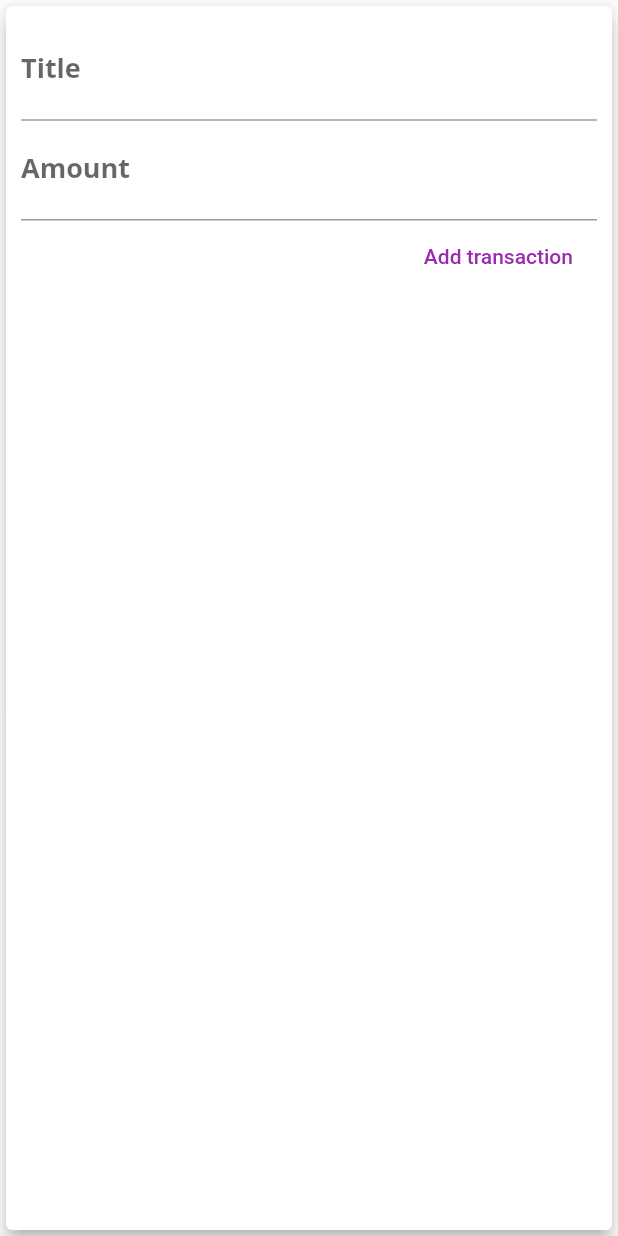
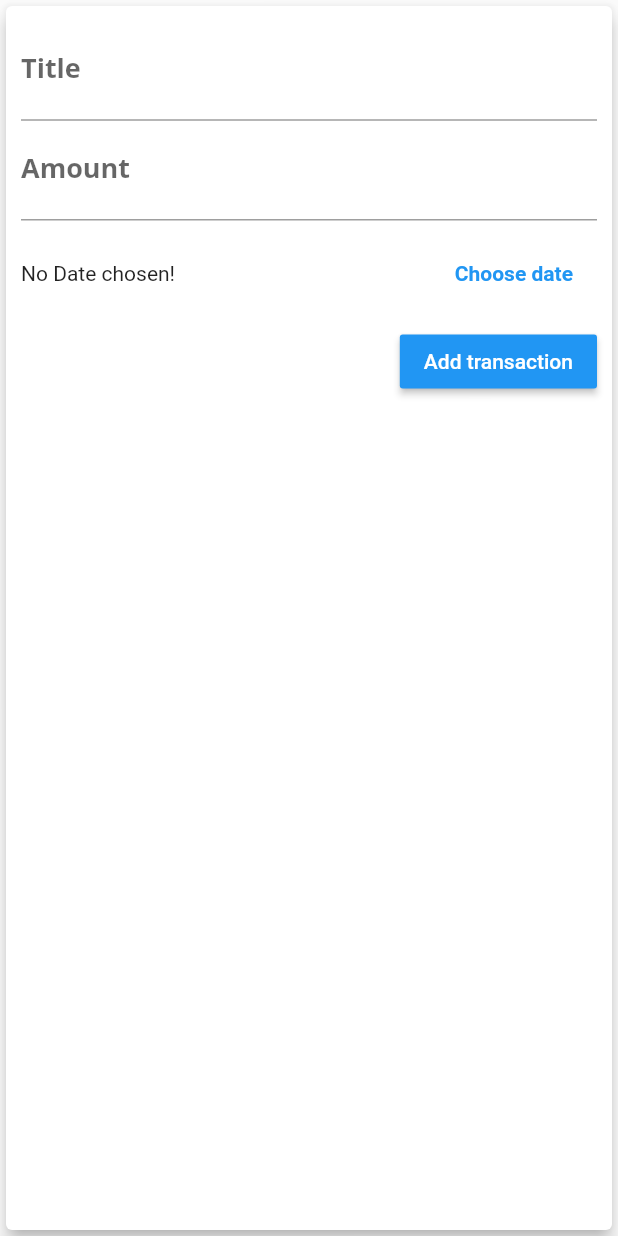
Before and after one commit to andremw96/simple_expenses_app, a Flutter app: the NewTransaction widget shown alone on an empty page, opened directly with empty values, after a tap on "Add transaction", on a phone screen of 412 x 824 dp. Run offline on Flutter 3.47's test engine with Material 2 defaults, Android fonts, the phone set to English and light mode, and no system bars.

Commit message:
add date picker

```diff
--- a/lib/main.dart
+++ b/lib/main.dart
@@ -75,12 +75,12 @@ class _MyHomePageState extends State<MyHomePage> {
     }).toList();
   }
 
-  void _addNewTransaction(String title, double amount) {
+  void _addNewTransaction(String title, double amount, DateTime selectedDate) {
     final newTx = Transaction(
       id: DateTime.now().toString(),
       title: title,
       amount: amount,
-      date: DateTime.now(),
+      date: selectedDate,
     );
 
     setState(() {
--- a/lib/widgets/new_transaction.dart
+++ b/lib/widgets/new_transaction.dart
@@ -1,4 +1,5 @@
 import 'package:flutter/material.dart';
+import 'package:intl/intl.dart';
 
 class NewTransaction extends StatefulWidget {
   final Function addTx;
@@ -10,24 +11,44 @@ class NewTransaction extends StatefulWidget {
 }
 
 class _NewTransactionState extends State<NewTransaction> {
-  final titleController = TextEditingController();
+  final _titleController = TextEditingController();
+  final _amountController = TextEditingController();
+  DateTime? _selectedDate;
 
-  final amountController = TextEditingController();
+  void _submitData() {
+    final enteredTitle = _titleController.text;
+    final enteredAmount = _amountController.text.isEmpty
+        ? 0.0
+        : double.parse(_amountController.text);
 
-  void submitData() {
-    final enteredTitle = titleController.text;
-    final enteredAmount = double.parse(amountController.text);
-
-    if (enteredTitle.isEmpty || enteredAmount <= 0) {
+    if (enteredTitle.isEmpty || enteredAmount <= 0 || _selectedDate == null) {
       return;
     }
 
     widget.addTx(
-      titleController.text,
-      double.parse(amountController.text),
+      _titleController.text,
+      double.parse(_amountController.text),
+      _selectedDate,
     );
 
     Navigator.of(context).pop();
+  }
+
+  void _presentDatePicker() {
+    showDatePicker(
+      context: context,
+      initialDate: DateTime.now(),
+      firstDate: DateTime(2019),
+      lastDate: DateTime.now(),
+    ).then((pickedDate) {
+      if (pickedDate == null) {
+        return;
+      }
+
+      setState(() {
+        _selectedDate = pickedDate;
+      });
+    });
   }
 
   @override
@@ -43,22 +64,44 @@ class _NewTransactionState extends State<NewTransaction> {
               decoration: const InputDecoration(
                 labelText: "Title",
               ),
-              controller: titleController,
-              // onChanged: (val) {
-              //   titleInput = val;
-              // },
+              controller: _titleController,
             ),
             TextField(
               decoration: const InputDecoration(
                 labelText: "Amount",
               ),
-              controller: amountController,
+              controller: _amountController,
               keyboardType: TextInputType.number,
-              onSubmitted: (_) => submitData(),
+              onSubmitted: (_) => _submitData(),
             ),
-            FlatButton(
-              onPressed: submitData,
-              textColor: Colors.purple,
+            SizedBox(
+              height: 70,
+              child: Row(
+                children: [
+                  Expanded(
+                    child: Text(
+                      _selectedDate == null
+                          ? "No Date chosen!"
+                          : "Picked date: ${DateFormat.yMMMd().format(_selectedDate!)}",
+                    ),
+                  ),
+                  FlatButton(
+                    textColor: Theme.of(context).primaryColor,
+                    onPressed: _presentDatePicker,
+                    child: const Text(
+                      "Choose date",
+                      style: TextStyle(
+                        fontWeight: FontWeight.bold,
+                      ),
+                    ),
+                  )
+                ],
+              ),
+            ),
+            RaisedButton(
+              onPressed: _submitData,
+              color: Theme.of(context).primaryColor,
+              textColor: Colors.white,
               child: Text("Add transaction"),
             ),
           ],
```
